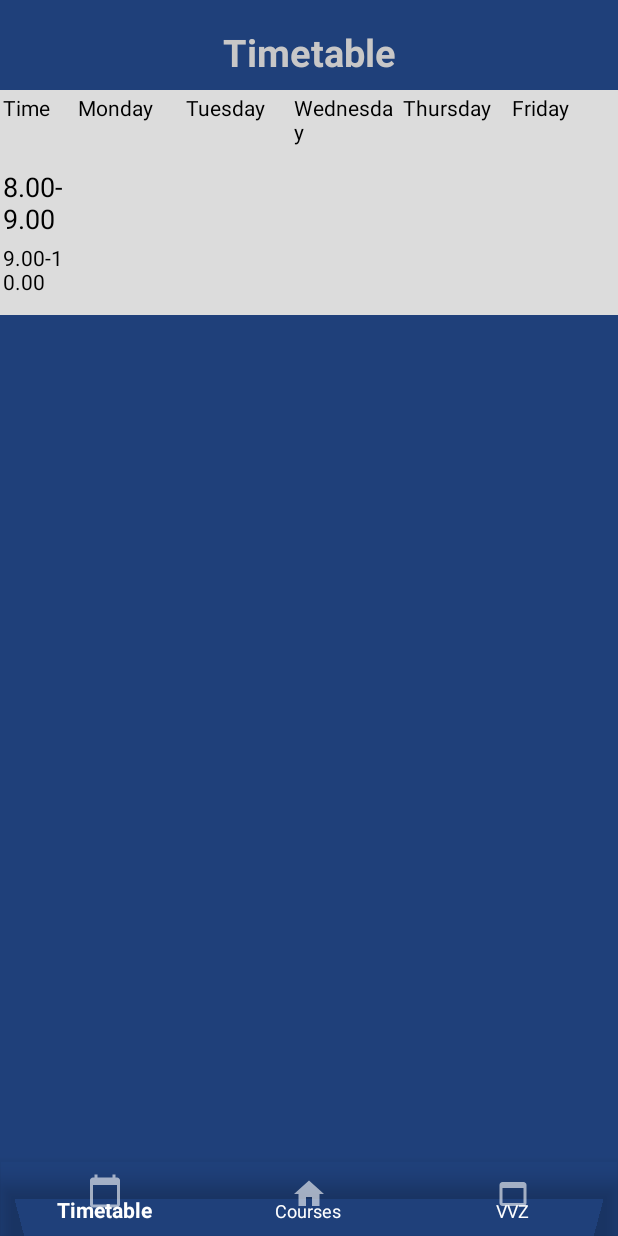
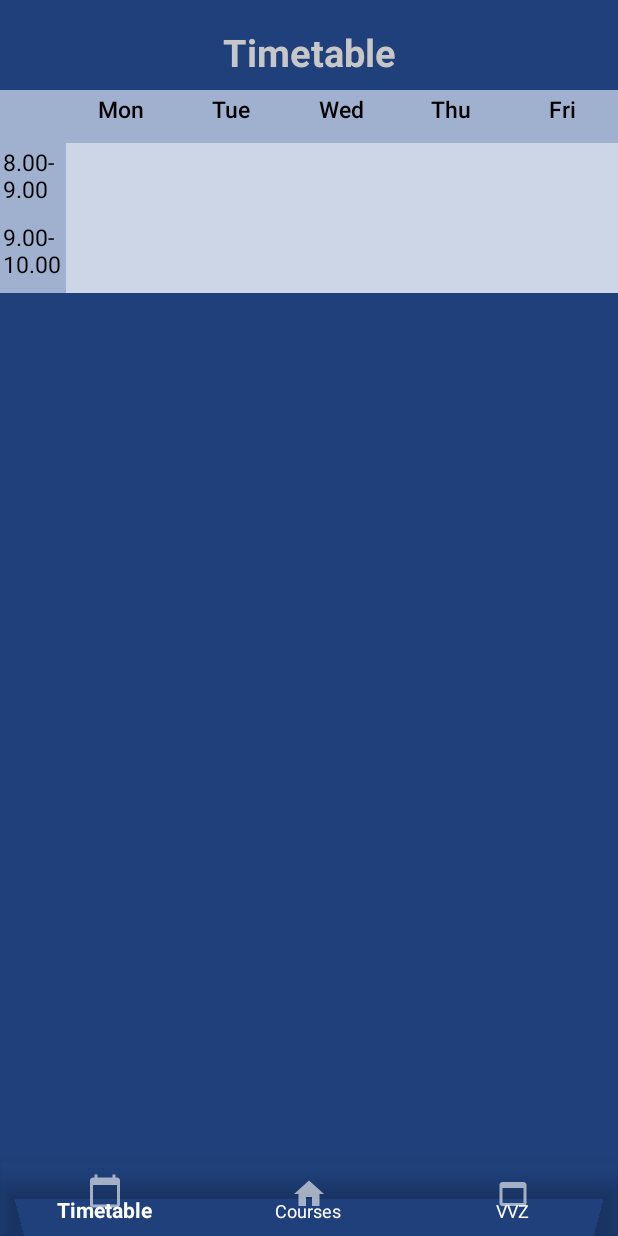
Before and after one commit to moimfeld/AAD2020_Vvz_App_graldij_moimfeld, an Android app: the Timetable screen opened directly, with no data from a screen before it, on a phone screen of 412 x 824 dp. Run offline under Robolectric (Android 15) with nearby library versions, the phone set to English and light mode, and no system bars.

Commit message:
New Layout

```diff
--- a/app/src/main/res/layout/activity_timetable.xml
+++ b/app/src/main/res/layout/activity_timetable.xml
@@ -30,7 +30,8 @@
             android:text="Timetable"
             android:textColor="#C8C7C7"
             android:textSize="25sp"
-            android:textStyle="bold" />
+            android:textStyle="bold"
+            />
     </LinearLayout>
 
 
@@ -44,73 +45,108 @@
         <TableRow
             android:layout_width="0dp"
             android:layout_height="wrap_content"
-            android:weightSum="5.7">
+            android:weightSum="5.6">
 
             <TextView
                 android:layout_width="0dp"
-                android:layout_height="50dp"
-                android:layout_weight="0.7"
-                android:background="#dcdcdc"
+                android:layout_height="35dp"
+                android:layout_weight="0.6"
+                android:background="#A0B1D0"
                 android:ellipsize="end"
+                android:fontFamily="sans-serif-medium"
                 android:padding="2dip"
                 android:singleLine="false"
-                android:text="Time"
-                android:textColor="#000000" />
+                android:textAlignment="textStart"
+                android:textColor="#000000"
+                app:autoSizeMaxTextSize="15sp"
+                app:autoSizeMinTextSize="8sp"
+                app:autoSizeStepGranularity="1sp"
+                app:autoSizeTextType="uniform" />
 
             <TextView
                 android:layout_width="0dp"
-                android:layout_height="50dp"
+                android:layout_height="35dp"
                 android:layout_weight="1"
-                android:background="#dcdcdc"
+                android:background="#A0B1D0"
                 android:ellipsize="end"
+                android:fontFamily="sans-serif-medium"
                 android:padding="2dip"
                 android:singleLine="false"
-                android:text="Monday"
-                android:textColor="#000000" />
+                android:text="Mon"
+                android:textAlignment="center"
+                android:textColor="#000000"
+                app:autoSizeMaxTextSize="15sp"
+                app:autoSizeMinTextSize="8sp"
+                app:autoSizeStepGranularity="1sp"
+                app:autoSizeTextType="uniform"/>
 
             <TextView
                 android:layout_width="0dp"
-                android:layout_height="50dp"
+                android:layout_height="35dp"
                 android:layout_weight="1"
-                android:background="#dcdcdc"
+                android:background="#A0B1D0"
                 android:ellipsize="end"
+                android:fontFamily="sans-serif-medium"
                 android:padding="2dip"
                 android:singleLine="false"
-                android:text="Tuesday"
-                android:textColor="#000000" />
+                android:text="Tue"
+                android:textAlignment="center"
+                android:textColor="#000000"
+                app:autoSizeMaxTextSize="15sp"
+                app:autoSizeMinTextSize="8sp"
+                app:autoSizeStepGranularity="1sp"
+                app:autoSizeTextType="uniform"/>
 
             <TextView
                 android:layout_width="0dp"
-                android:layout_height="50dp"
+                android:layout_height="35dp"
                 android:layout_weight="1"
-                android:background="#dcdcdc"
+                android:background="#A0B1D0"
                 android:ellipsize="end"
+                android:fontFamily="sans-serif-medium"
                 android:padding="2dip"
                 android:singleLine="false"
-                android:text="Wednesday"
-                android:textColor="#000000" />
+                android:text="Wed"
+                android:textAlignment="center"
+                android:textColor="#000000"
+                app:autoSizeMaxTextSize="15sp"
+                app:autoSizeMinTextSize="8sp"
+                app:autoSizeStepGranularity="1sp"
+                app:autoSizeTextType="uniform"/>
 
             <TextView
                 android:layout_width="0dp"
-                android:layout_height="50dp"
+                android:layout_height="35dp"
                 android:layout_weight="1"
-                android:background="#dcdcdc"
+                android:background="#A0B1D0"
                 android:ellipsize="end"
+                android:fontFamily="sans-serif-medium"
                 android:padding="2dip"
                 android:singleLine="false"
-                android:text="Thursday"
-                android:textColor="#000000" />
+                android:text="Thu"
+                android:textAlignment="center"
+                android:textColor="#000000"
+                app:autoSizeMaxTextSize="15sp"
+                app:autoSizeMinTextSize="8sp"
+                app:autoSizeStepGranularity="1sp"
+                app:autoSizeTextType="uniform"/>
 
             <TextView
                 android:layout_width="0dp"
-                android:layout_height="50dp"
+                android:layout_height="35dp"
                 android:layout_weight="1"
-                android:background="#dcdcdc"
+                android:background="#A0B1D0"
                 android:ellipsize="end"
+                android:fontFamily="sans-serif-medium"
                 android:padding="2dip"
                 android:singleLine="false"
-                android:text="Friday"
-                android:textColor="#000000" />
+                android:text="Fri"
+                android:textAlignment="center"
+                android:textColor="#000000"
+                app:autoSizeMaxTextSize="15sp"
+                app:autoSizeMinTextSize="8sp"
+                app:autoSizeStepGranularity="1sp"
+                app:autoSizeTextType="uniform"/>
         </TableRow>
 
 
@@ -132,21 +168,21 @@
             <TableRow
                 android:layout_width="0dp"
                 android:layout_height="wrap_content"
-                android:weightSum="5.7">
+                android:weightSum="5.6">
 
                 <TextView
                     android:layout_width="0dp"
                     android:layout_height="50dp"
-                    android:layout_weight="0.7"
-                    android:background="#dcdcdc"
+                    android:layout_weight="0.6"
+                    android:background="#A0B1D0"
                     android:ellipsize="end"
                     android:padding="2dip"
                     android:singleLine="false"
-                    android:text="8.00-9.00"
+                    android:text="8.00-\n9.00"
                     android:textColor="#000000"
-                    app:autoSizeMaxTextSize="18sp"
-                    app:autoSizeMinTextSize="10sp"
-                    app:autoSizeStepGranularity="2sp"
+                    app:autoSizeMaxTextSize="15sp"
+                    app:autoSizeMinTextSize="8sp"
+                    app:autoSizeStepGranularity="1sp"
                     app:autoSizeTextType="uniform" />
 
                 <TextView
@@ -154,7 +190,7 @@
                     android:layout_width="0dp"
                     android:layout_height="50dp"
                     android:layout_weight="1"
-                    android:background="#dcdcdc"
+                    android:background="#CDD6E6"
                     android:clickable="true"
                     android:ellipsize="end"
                     android:onClick="tryClick"
@@ -171,7 +207,7 @@
                     android:layout_width="0dp"
                     android:layout_height="50dp"
                     android:layout_weight="1"
-                    android:background="#dcdcdc"
+                    android:background="#CDD6E6"
                     android:ellipsize="end"
                     android:padding="2dip"
                     android:singleLine="false"
@@ -183,7 +219,7 @@
                     android:layout_width="0dp"
                     android:layout_height="50dp"
                     android:layout_weight="1"
-                    android:background="#dcdcdc"
+                    android:background="#CDD6E6"
                     android:ellipsize="end"
                     android:padding="2dip"
                     android:singleLine="false"
@@ -194,8 +230,7 @@
                     android:layout_width="0dp"
                     android:layout_height="50dp"
                     android:layout_weight="1"
-                    android:background="#dcdcdc"
-                    android:backgroundTint="#dcdcdc"
+                    android:background="#CDD6E6"
                     android:ellipsize="end"
                     android:padding="2dip"
                     android:singleLine="false"
@@ -206,7 +241,7 @@
                     android:layout_width="0dp"
                     android:layout_height="50dp"
                     android:layout_weight="1"
-                    android:background="#dcdcdc"
+                    android:background="#CDD6E6"
                     android:ellipsize="end"
                     android:padding="2dip"
                     android:singleLine="false"
@@ -218,25 +253,29 @@
             <TableRow
                 android:layout_width="0dp"
                 android:layout_height="wrap_content"
-                android:weightSum="5.7">
+                android:weightSum="5.6">
 
                 <TextView
                     android:layout_width="0dp"
                     android:layout_height="50dp"
-                    android:layout_weight="0.7"
-                    android:background="#dcdcdc"
+                    android:layout_weight="0.6"
+                    android:background="#A0B1D0"
                     android:ellipsize="end"
                     android:padding="2dip"
                     android:singleLine="false"
-                    android:text="9.00-10.00"
-                    android:textColor="#000000" />
+                    android:text="9.00-\n10.00"
+                    android:textColor="#000000"
+                    app:autoSizeMaxTextSize="15sp"
+                    app:autoSizeMinTextSize="8sp"
+                    app:autoSizeStepGranularity="1sp"
+                    app:autoSizeTextType="uniform"/>
 
                 <TextView
                     android:id="@+id/Mon_9"
                     android:layout_width="0dp"
                     android:layout_height="50dp"
                     android:layout_weight="1"
-                    android:background="#DCDCDC"
+                    android:background="#CDD6E6"
                     android:ellipsize="end"
                     android:padding="2dip"
                     android:singleLine="false"
@@ -247,7 +286,7 @@
                     android:layout_width="0dp"
                     android:layout_height="50dp"
                     android:layout_weight="1"
-                    android:background="#dcdcdc"
+                    android:background="#CDD6E6"
                     android:ellipsize="end"
                     android:padding="2dip"
                     android:singleLine="false"
@@ -259,7 +298,7 @@
                     android:layout_width="0dp"
                     android:layout_height="50dp"
                     android:layout_weight="1"
-                    android:background="#dcdcdc"
+                    android:background="#CDD6E6"
                     android:ellipsize="end"
                     android:padding="2dip"
                     android:singleLine="false"
@@ -270,8 +309,7 @@
                     android:layout_width="0dp"
                     android:layout_height="50dp"
                     android:layout_weight="1"
-                    android:background="#dcdcdc"
-                    android:backgroundTint="#dcdcdc"
+                    android:background="#CDD6E6"
                     android:ellipsize="end"
                     android:padding="2dip"
                     android:singleLine="false"
@@ -282,7 +320,7 @@
                     android:layout_width="0dp"
                     android:layout_height="50dp"
                     android:layout_weight="1"
-                    android:background="#dcdcdc"
+                    android:background="#CDD6E6"
                     android:clickable="true"
                     android:ellipsize="end"
                     android:onClick="tryClick"
```
